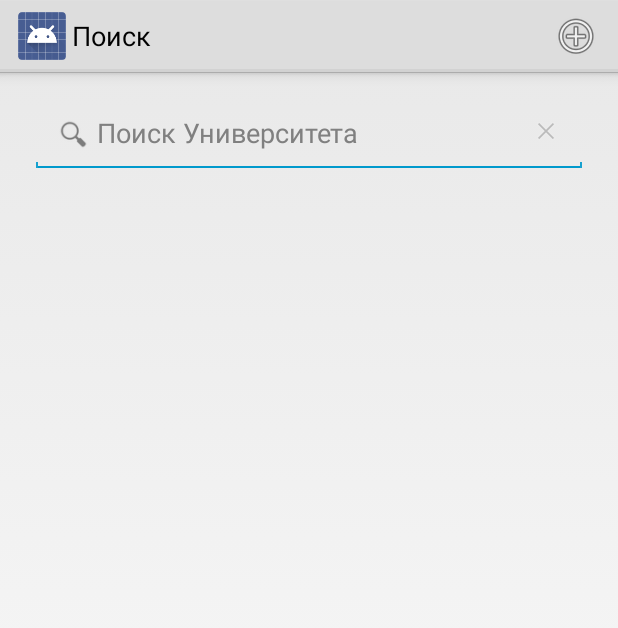
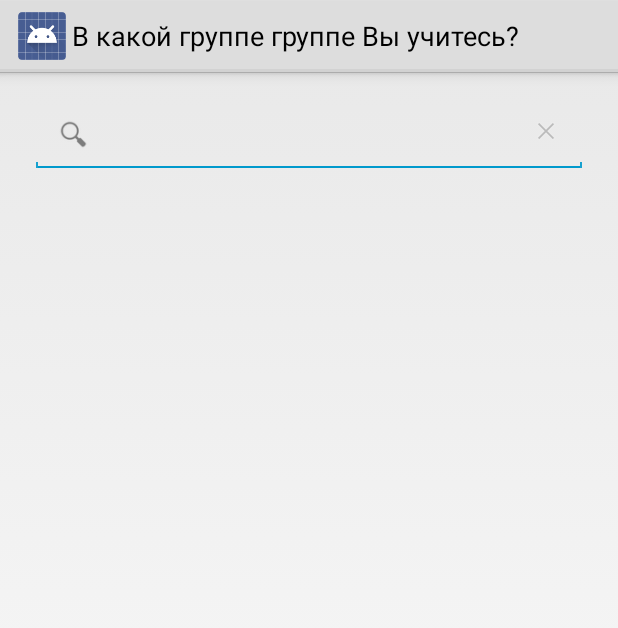
Before and after one commit to Ruslan91/Edusty, an Android app: the SearchGroupActivity screen opened directly, with no data from a screen before it, after a tap on "Search", on a phone screen of 412 x 824 dp. Shown: the top 628 px of the screen. Run offline under Robolectric (Android 15) with nearby library versions, the phone set to English and light mode, and no system bars.

Commit message:
доработан процесс регистрации

```diff
--- a/app/src/main/AndroidManifest.xml
+++ b/app/src/main/AndroidManifest.xml
@@ -8,7 +8,7 @@
         android:label="@string/app_name"
         android:theme="@style/AppTheme" >
         <activity
-            android:name=".AuthorizationActivity"
+            android:name=".Activities.AuthorizationActivity"
             android:label="@string/app_name" >
             <intent-filter>
                 <action android:name="android.intent.action.MAIN" />
@@ -26,11 +26,11 @@
         </activity>
         <activity
             android:name=".Activities.SearchUniversityActivity"
-            android:label="@string/title_activity_search_university" >
+            android:label="В каком ВУЗе Вы учитесь?" >
         </activity>
         <activity
             android:name=".Activities.SearchGroupActivity"
-            android:label="@string/title_activity_search_university" >
+            android:label="В какой группе группе Вы учитесь?" >
         </activity>
         <activity
             android:name=".Activities.CreateGroupActivity"
--- a/app/src/main/java/ru/edusty/android/AuthorizationActivity.java
+++ b/app/src/main/java/ru/edusty/android/Activities/AuthorizationActivity.java
@@ -1,4 +1,4 @@
-package ru.edusty.android;
+package ru.edusty.android.Activities;
 
 import android.app.Activity;
 import android.content.Intent;
@@ -13,6 +13,7 @@ import java.util.UUID;
 import ru.edusty.android.Activities.MainActivity;
 import ru.edusty.android.Activities.SearchUniversityActivity;
 import ru.edusty.android.Activities.VkAuthActivity;
+import ru.edusty.android.R;
 
 
 public class AuthorizationActivity extends Activity {
--- a/app/src/main/java/ru/edusty/android/Activities/CreateGroupActivity.java
+++ b/app/src/main/java/ru/edusty/android/Activities/CreateGroupActivity.java
@@ -2,6 +2,7 @@ package ru.edusty.android.Activities;
 
 import android.app.Activity;
 import android.content.Intent;
+import android.content.SharedPreferences;
 import android.os.AsyncTask;
 import android.os.Bundle;
 import android.view.Menu;
@@ -66,6 +67,9 @@ public class CreateGroupActivity extends Activity {
         protected void onPostExecute(Response response) {
             super.onPostExecute(response);
             if (response.getItem().equals(true)) {
+                SharedPreferences sharedPreferences = getSharedPreferences("AppData", MODE_PRIVATE);
+                SharedPreferences.Editor editor = sharedPreferences.edit();
+                editor.putInt("newUser", 0).apply();
                 startActivity(new Intent(CreateGroupActivity.this, MainActivity.class));
                 finish();
             } else
--- a/app/src/main/java/ru/edusty/android/Activities/SearchGroupActivity.java
+++ b/app/src/main/java/ru/edusty/android/Activities/SearchGroupActivity.java
@@ -2,13 +2,14 @@ package ru.edusty.android.Activities;
 
 import android.app.Activity;
 import android.content.Intent;
+import android.content.SharedPreferences;
 import android.os.AsyncTask;
 import android.os.Bundle;
-import android.util.Log;
 import android.view.Menu;
 import android.view.MenuItem;
 import android.view.View;
 import android.widget.AdapterView;
+import android.widget.Button;
 import android.widget.ListView;
 import android.widget.SearchView;
 import android.widget.Toast;
@@ -43,12 +44,16 @@ public class SearchGroupActivity extends Activity {
     private Group[] responseItem;
     private Response response;
     private UUID token;
+    private Button btnNext;
 
     @Override
     protected void onCreate(Bundle savedInstanceState) {
         super.onCreate(savedInstanceState);
         setContentView(R.layout.activity_search);
         try {
+            btnNext = (Button) findViewById(R.id.button);
+            btnNext.setVisibility(View.INVISIBLE);
+            btnNext.setText("Далее");
             token = UUID.fromString(getSharedPreferences("AppData", MODE_PRIVATE).getString("token", ""));
             universityID = UUID.fromString(getIntent().getExtras().getString("universityID"));
             SearchView searchView = (SearchView) findViewById(R.id.searchView);
@@ -59,13 +64,11 @@ public class SearchGroupActivity extends Activity {
 
                 @Override
                 public boolean onQueryTextSubmit(String query) {
-                    Log.d("QUERY", "Query " + query);
                     return true;
                 }
 
                 @Override
                 public boolean onQueryTextChange(String newText) {
-                    Log.d("QUERY", "New text is " + newText);
                     new GetGroups().execute(newText);
                     return true;
                 }
@@ -81,20 +84,26 @@ public class SearchGroupActivity extends Activity {
             responseItem = (Group[]) response.getItem();
             SearchGroupAdapter searchGroupAdapter = new SearchGroupAdapter(SearchGroupActivity.this, responseItem);
             if (responseItem != null) {
+                this.invalidateOptionsMenu();
                 listView.setAdapter(searchGroupAdapter);
-                searchGroupAdapter.notifyDataSetChanged();
             } else {
+                this.invalidateOptionsMenu();
                 listView.setAdapter(null);
             }
             listView.setOnItemClickListener(new AdapterView.OnItemClickListener() {
                 @Override
                 public void onItemClick(AdapterView<?> parent, View view, int position, long id) {
-                    new PostUserInfo().execute(new User(token, responseItem[position].getID()));
+                    btnNext.setVisibility(View.VISIBLE);
                 }
             });
         } catch (Exception e) {
             e.printStackTrace();
         }
+    }
+
+    public void onClickBtnNext(View view) {
+        int position = listView.getCheckedItemPosition();
+        new PostUserInfo().execute(new User(token, responseItem[position].getID()));
     }
 
     public class GetGroups extends AsyncTask<String, Void, Response> {
@@ -129,8 +138,6 @@ public class SearchGroupActivity extends Activity {
         protected void onPostExecute(Response response) {
             super.onPostExecute(response);
             if (response.getItem().equals(true)) {
-                startActivity(new Intent(SearchGroupActivity.this, MainActivity.class));
-                finish();
             } else
                 Toast.makeText(getApplicationContext(), response.getStatus(), Toast.LENGTH_SHORT).show();
         }
@@ -165,10 +172,11 @@ public class SearchGroupActivity extends Activity {
 
     @Override
     public boolean onPrepareOptionsMenu(Menu menu) {
-/*        responseItem = (Group[]) response.getItem();
-        if (responseItem[0].getId() == null) {
-            menu.getItem(0).setVisible(true);
-        } else menu.getItem(0).setVisible(false);*/
+        if (responseItem != null) {
+            if (responseItem.length != 0) {
+                menu.getItem(0).setVisible(false);
+            } else menu.getItem(0).setVisible(true);
+        } else menu.getItem(0).setVisible(false);
         return super.onPrepareOptionsMenu(menu);
     }
 
@@ -177,7 +185,7 @@ public class SearchGroupActivity extends Activity {
         int id = item.getItemId();
         if (id == R.id.action_create) {
             Intent intent = new Intent(this, CreateGroupActivity.class);
-            intent.putExtra("universityID", universityID);
+            intent.putExtra("universityID", universityID.toString());
             startActivity(intent);
             return true;
         }
--- a/app/src/main/java/ru/edusty/android/Adapters/SearchGroupAdapter.java
+++ b/app/src/main/java/ru/edusty/android/Adapters/SearchGroupAdapter.java
@@ -6,6 +6,7 @@ import android.view.LayoutInflater;
 import android.view.View;
 import android.view.ViewGroup;
 import android.widget.BaseAdapter;
+import android.widget.ListView;
 import android.widget.TextView;
 
 import java.util.UUID;
@@ -46,6 +47,7 @@ public class SearchGroupAdapter extends BaseAdapter {
     }
 
     public View getView(int position, View convertView, ViewGroup parent) {
+        ((ListView)parent).setItemChecked(position, true);
         final ViewHolder viewHolder;
         View v = convertView;
         if (v == null) {
--- a/app/src/main/java/ru/edusty/android/Adapters/SearchUniversityAdapter.java
+++ b/app/src/main/java/ru/edusty/android/Adapters/SearchUniversityAdapter.java
@@ -6,6 +6,7 @@ import android.view.LayoutInflater;
 import android.view.View;
 import android.view.ViewGroup;
 import android.widget.BaseAdapter;
+import android.widget.ListView;
 import android.widget.TextView;
 
 import java.util.UUID;
@@ -46,6 +47,7 @@ public class SearchUniversityAdapter extends BaseAdapter {
     }
 
     public View getView(int position, View convertView, ViewGroup parent) {
+        ((ListView)parent).setItemChecked(position, true);
         final ViewHolder viewHolder;
         View v = convertView;
         if (v == null) {
--- /dev/null
+++ b/app/src/main/res/drawable-hdpi/selected_item.xml
@@ -0,0 +1,7 @@
+<?xml version="1.0" encoding="utf-8"?>
+<selector xmlns:android="http://schemas.android.com/apk/res/android">
+
+    <item android:drawable="@color/background_default" android:state_pressed="true"/>
+    <item android:drawable="@color/background_pressed"/>
+
+</selector>
--- a/app/src/main/res/layout/activity_create_group.xml
+++ b/app/src/main/res/layout/activity_create_group.xml
@@ -14,7 +14,8 @@
         android:layout_height="wrap_content"
         android:id="@+id/textView"
         android:paddingTop="8dp"
-        android:paddingBottom="8dp" />
+        android:paddingBottom="8dp"
+        style="@android:style/TextAppearance.DeviceDefault.Medium" />
 
     <EditText
         android:layout_width="match_parent"
@@ -24,6 +25,6 @@
         android:layout_alignParentLeft="true"
         android:layout_alignParentStart="true"
         android:paddingTop="8dp"
-        android:paddingBottom="9dp" />
+        android:paddingBottom="8dp" />
 
 </RelativeLayout>
--- a/app/src/main/res/layout/activity_search.xml
+++ b/app/src/main/res/layout/activity_search.xml
@@ -14,8 +14,7 @@
         android:id="@+id/searchView"
         android:layout_alignParentTop="true"
         android:layout_alignParentLeft="true"
-        android:layout_alignParentStart="true"
-        android:queryHint="Поиск Университета" />
+        android:layout_alignParentStart="true" />
 
     <ListView
         android:layout_width="match_parent"
@@ -24,5 +23,16 @@
         android:layout_below="@+id/searchView"
         android:layout_alignParentLeft="true"
         android:layout_alignParentStart="true"
-        android:visibility="visible" />
+        android:choiceMode="singleChoice"
+        android:listSelector="@drawable/selected_item"
+        android:layout_above="@+id/button" />
+
+    <Button
+        android:layout_width="wrap_content"
+        android:layout_height="wrap_content"
+        android:id="@+id/button"
+        android:layout_alignParentEnd="false"
+        android:layout_alignParentBottom="true"
+        android:layout_centerHorizontal="true"
+        android:onClick="onClickBtnNext" />
 </RelativeLayout>
--- a/app/src/main/res/menu/search_group.xml
+++ b/app/src/main/res/menu/search_group.xml
@@ -4,6 +4,7 @@
     <item
         android:id="@+id/action_create"
         android:title="@string/create"
-        android:icon="@android:drawable/ic_menu_add"
-        android:showAsAction="always" />
+        android:icon="@drawable/ic_action_new"
+        android:showAsAction="always"
+        android:visible="false"/>
 </menu>
--- a/app/src/main/res/values/colors.xml
+++ b/app/src/main/res/values/colors.xml
@@ -1,4 +1,5 @@
 <?xml version="1.0" encoding="utf-8"?>
 <resources>
-    <color name="background">#ff000000</color>
+    <color name="background_default">#ffffffff</color>
+    <color name="background_pressed">#ffffaaff</color>
 </resources>
```
Also changed, not shown: app/src/main/java/ru/edusty/android/Activities/SearchUniversityActivity.java (+17 -9 lines).
